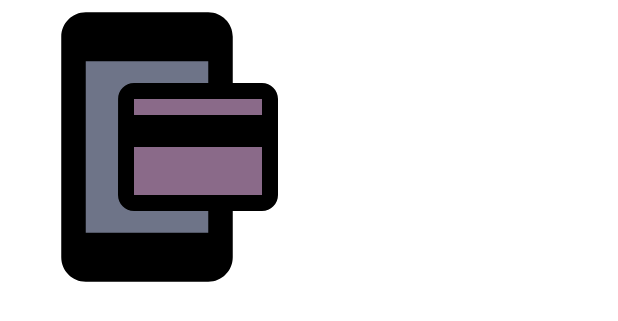
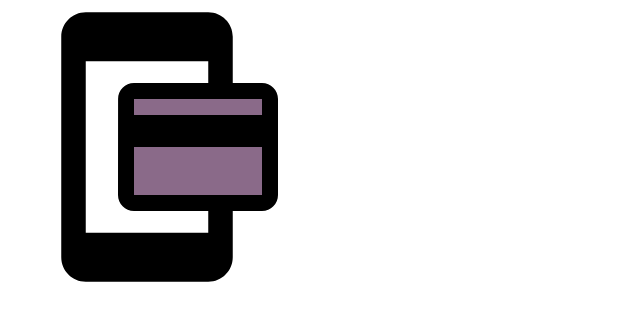
Before and after one commit to Wartybix/NFC_Wallet, an Android app built with Jetpack Compose: the @Preview function ReceptionTutorialIconPreview, on a phone screen of 412 x 824 dp. Shown: the top 321 px of the screen. Run offline under Robolectric (Android 15) with nearby library versions, the phone set to English and light mode, and no system bars.

Commit message:
Removed background from phone icon.

```diff
--- a/app/src/main/java/com/example/nfcwallet/ui/ProjectionReceptionScreen.kt
+++ b/app/src/main/java/com/example/nfcwallet/ui/ProjectionReceptionScreen.kt
@@ -47,22 +47,11 @@ fun ReceptionTutorialImage(
     Box(
         modifier = modifier.size(196.dp)
     ) {
-        Box(
-            modifier = Modifier
-                .size(196.dp)
-        ) {
-            Box(
-                modifier = Modifier
-                    .padding(horizontal = 48.dp, vertical = 16.dp)
-                    .background(MaterialTheme.colorScheme.secondaryContainer)
-                    .fillMaxSize()
-            )
-            Icon(
-                imageVector = Icons.Outlined.Smartphone,
-                contentDescription = null,
-                modifier = Modifier.fillMaxSize()
-            )
-        }
+        Icon(
+            imageVector = Icons.Outlined.Smartphone,
+            contentDescription = null,
+            modifier = Modifier.size(196.dp)
+        )
         Box(
             modifier = Modifier
                 .align(Alignment.CenterEnd)
```
